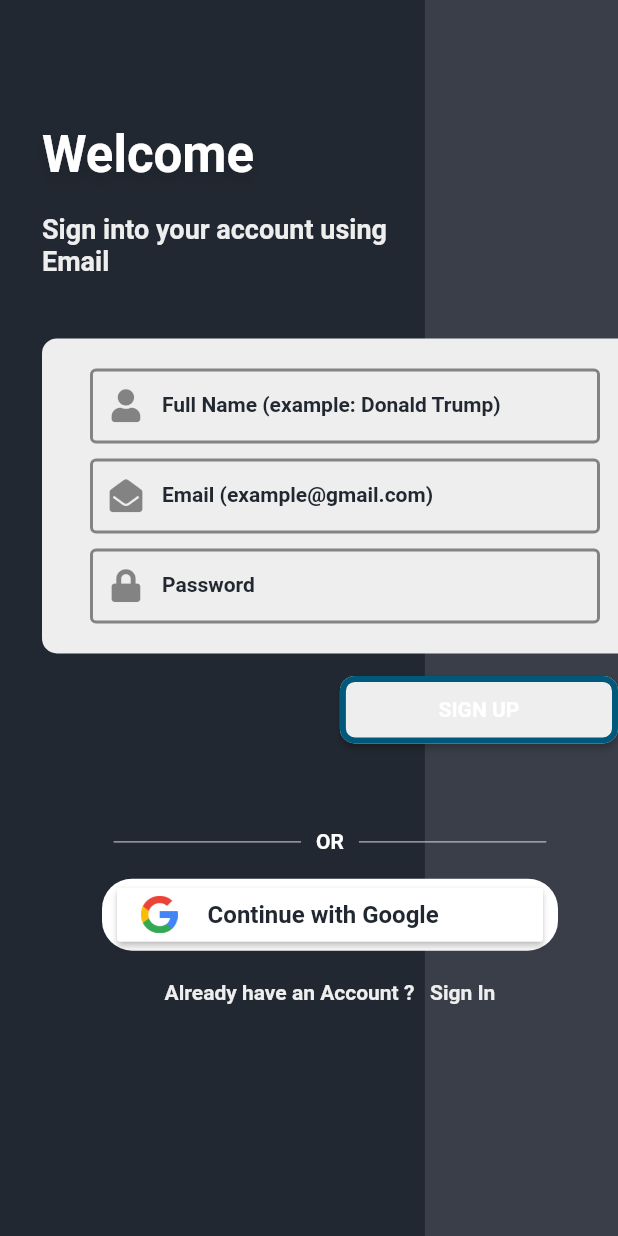
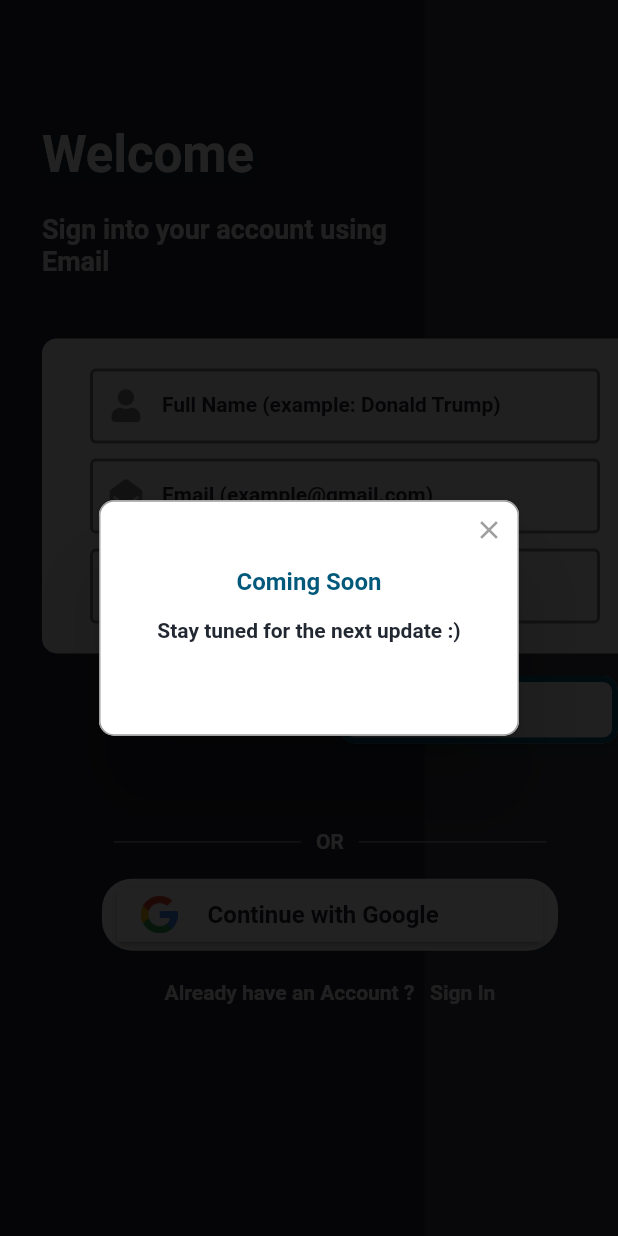
Before and after one commit to ammadUmarDev/Udhaar, a Flutter app: the screen it shows after launch, after a tap on "Continue with Google", on a phone screen of 412 x 824 dp. Run offline on Flutter 3.47's test engine with Material 2 defaults, Android fonts, the phone set to English and light mode, and no system bars; drawn by our look-alikes of argon_buttons_flutter, rflutter_alert; our stand-ins replace awesome_dialog, cloud_firestore, firebase_auth, firebase_core, flare_flutter, flutter_spinkit and 6 more; missing offline and left inert: flutter_page_indicator; accounts and stored records are empty; Roboto replaces fonts that are missing (Cantarell).

```diff
--- a/lib/providers/general_provider.dart
+++ b/lib/providers/general_provider.dart
@@ -8,7 +8,7 @@ class General_Provider extends ChangeNotifier {
   // ignore: non_constant_identifier_names
   FirebaseAuth auth = FirebaseAuth.instance;
   UserModel user;
-  FirebaseUser firebaseUser;
+  User firebaseUser;
   UserModel get_user() {
     if (user == null) {
       print("User has not been set yet");
@@ -27,7 +27,7 @@ class General_Provider extends ChangeNotifier {
     return firebaseUser;
   }
 
-  void set_firebase_user(FirebaseUser u) {
+  void set_firebase_user(User u) {
     this.firebaseUser = u;
   }
 }
--- a/lib/screens/authentication_handler/RegisterPage.dart
+++ b/lib/screens/authentication_handler/RegisterPage.dart
@@ -5,10 +5,12 @@ import 'package:font_awesome_flutter/font_awesome_flutter.dart';
 import 'package:google_sign_in/google_sign_in.dart';
 import 'package:modal_progress_hud/modal_progress_hud.dart';
 import 'package:provider/provider.dart';
+import 'package:rflutter_alert/rflutter_alert.dart';
 import 'package:udhaar/components/already_have_an_account_acheck.dart';
 import 'package:udhaar/components/buttonErims.dart';
 import 'package:udhaar/components/h1.dart';
 import 'package:udhaar/components/h2.dart';
+import 'package:udhaar/components/h3.dart';
 import 'package:udhaar/components/or_divider.dart';
 import 'package:udhaar/components/text_Field_outlined.dart';
 import 'package:udhaar/models/User_Model.dart';
@@ -36,49 +38,6 @@ class _RegisterPageState extends State<RegisterPage> {
   String password;
   bool authCheckFields = false;
   bool _showSpinner = false;
-
-  bool _wrongEmail = false;
-  bool _wrongPassword = false;
-
-  String _emailText = 'Please use a valid email';
-  String _passwordText = 'Please use a valid password';
-
-  final GoogleSignIn _googleSignIn = GoogleSignIn();
-
-  final FirebaseAuth _auth = FirebaseAuth.instance;
-
-  // ignore: deprecated_member_use
-  Future<FirebaseUser> _handleSignIn() async {
-    // hold the instance of the authenticated user
-    // ignore: deprecated_member_use
-    FirebaseUser user;
-    // flag to check whether we're signed in already
-    bool isSignedIn = await _googleSignIn.isSignedIn();
-    if (isSignedIn) {
-      // if so, return the current user
-      user = _auth.currentUser;
-    } else {
-      final GoogleSignInAccount googleUser = await _googleSignIn.signIn();
-      final GoogleSignInAuthentication googleAuth =
-          await googleUser.authentication;
-      // get the credentials to (access / id token)
-      // to sign in via Firebase Authentication
-      // ignore: deprecated_member_use
-      final AuthCredential credential = GoogleAuthProvider.getCredential(
-          accessToken: googleAuth.accessToken, idToken: googleAuth.idToken);
-      user = (await _auth.signInWithCredential(credential)).user;
-    }
-    return user;
-  }
-
-  void onGoogleSignIn(BuildContext context) async {
-    // ignore: deprecated_member_use
-    FirebaseUser user = await _handleSignIn();
-    Navigator.push(
-        context,
-        MaterialPageRoute(
-            builder: (context) => GoogleDone(user, _googleSignIn)));
-  }
 
   TextFieldOutlined fullNameTextField = TextFieldOutlined(
     textFieldText: 'Full Name (example: Donald Trump)',
@@ -171,16 +130,13 @@ class _RegisterPageState extends State<RegisterPage> {
               });
             }
             if (authCheckFields == true) {
-              print('createUser');
               final createUser = (await FirebaseAuth.instance
                       .createUserWithEmailAndPassword(
                           email: emailTextField.getReturnValue().trim(),
                           password: passwordTextField.getReturnValue().trim()))
                   .user;
-              print('done creation');
               if (createUser != null) {
                 final currentUserId = createUser.uid;
-                print('createdUserModelObj');
                 final createdUserModelObj = UserModel(
                   userID: currentUserId,
                   fullName: fullNameTextField.getReturnValue(),
@@ -193,19 +149,14 @@ class _RegisterPageState extends State<RegisterPage> {
                       .format(DateTime.now())
                       .toString(),
                 );
-                print("done model creation");
                 signupFirebaseDb(createdUserModelObj).then((retUser) async {
-                  print('set_user');
                   try {
                     Provider.of<General_Provider>(context, listen: false)
                         .set_user(createdUserModelObj);
-                    print('userCredential');
                     try {
-                      print("signIn");
-                      print("set_firebase_user");
                       Provider.of<General_Provider>(context, listen: false)
                           .set_firebase_user(createUser);
-                      print("navigator");
+                      print("User Created, Proceeding to Dashboard");
                       Navigator.push(context, MaterialPageRoute(
                         builder: (context) {
                           return DashBoard();
@@ -237,79 +188,7 @@ class _RegisterPageState extends State<RegisterPage> {
       },
       labelText: "SIGN UP",
     );
-//    Widget registerButton = ButtonLoadingCircularLeft(
-//        labelText: "Sign Up",
-//        onTap: () async {
-//          setState(() {
-//            _wrongEmail = false;
-//            _wrongPassword = false;
-//          });
-//          try {
-//            if (validator.isEmail(email) & validator.isLength(password, 6)) {
-//              setState(() {
-//                _showSpinner = true;
-//              });
-//              bool internetCheck_ = await internetCheck();
-//              if (internetCheck_ == true) {
-//                final newUser = await _auth.createUserWithEmailAndPassword(
-//                  email: email,
-//                  password: password,
-//                );
-//                if (newUser != null) {
-//                  print('User Authenticated by registration');
-//                  final UserModel userObj =
-//                      UserModel(fullName: name, email: email, pass: password);
-//                  print('userObj');
-//                  var check = await signupFirebaseDb(userObj);
-//                  print('signup');
-//                  Provider.of<General_Provider>(context, listen: false)
-//                      .set_user(userObj);
-//                  print('set_user');
-//                  UserCredential userCredential = await FirebaseAuth.instance
-//                      .signInWithEmailAndPassword(
-//                          email: email, password: password);
-//                  print('userCredential');
-//                  Provider.of<General_Provider>(context, listen: false)
-//                      .set_firebase_user(userCredential.user);
-//                  print('set_firebase_user');
-//                  if (check == true) {
-//                    Navigator.push(context, MaterialPageRoute(
-//                      builder: (context) {
-//                        return DashBoard();
-//                      },
-//                    ));
-//                  }
-//                }
-//              }
-//            }
-//
-//            setState(() {
-//              if (!validator.isEmail(email)) {
-//                _wrongEmail = true;
-//              } else if (!validator.isLength(password, 6)) {
-//                _wrongPassword = true;
-//              } else {
-//                _wrongEmail = true;
-//                _wrongPassword = true;
-//              }
-//              setState(() {
-//                _showSpinner = false;
-//              });
-//            });
-//          } catch (e) {
-//            setState(() {
-//              _wrongEmail = true;
-//              if (e.code == 'ERROR_EMAIL_ALREADY_IN_USE') {
-//                _emailText =
-//                    'The email address is already in use by another account';
-//              }
-//            });
-//            setState(() {
-//              _showSpinner = false;
-//            });
-//          }
-//        });
-    // ignore: non_constant_identifier_names
+
     Widget SiginForm = Container(
       child: Column(
         mainAxisAlignment: MainAxisAlignment.end,
@@ -392,7 +271,32 @@ class _RegisterPageState extends State<RegisterPage> {
                             ],
                           ),
                           onPressed: () {
-                            onGoogleSignIn(context);
+                            Alert(
+                                context: context,
+                                title: "Coming Soon",
+                                style: AlertStyle(
+                                  titleStyle:
+                                      H2TextStyle(color: kPrimaryAccentColor),
+                                ),
+                                content: Column(
+                                  children: <Widget>[
+                                    SizedBox(
+                                      height: 10,
+                                    ),
+                                    H3(
+                                        textBody:
+                                            "Stay tuned for the next update :)"),
+                                    SizedBox(
+                                      height: 10,
+                                    ),
+                                  ],
+                                ),
+                                buttons: [
+                                  DialogButton(
+                                    color: Colors.white,
+                                    height: 0,
+                                  ),
+                                ]).show();
                           },
                         ),
                       ),
--- a/lib/screens/dashboard/dashboard.dart
+++ b/lib/screens/dashboard/dashboard.dart
@@ -3,9 +3,9 @@ import 'package:flutter/material.dart';
 import 'package:font_awesome_flutter/font_awesome_flutter.dart';
 import 'package:udhaar/components/h3.dart';
 import 'package:udhaar/constants.dart';
+import 'package:udhaar/screens/dashboard/profile/dashboard_profile.dart';
+import 'package:udhaar/screens/dashboard/request/dashboard_request.dart';
 import 'file:///C:/Users/Ammad/AndroidStudioProjects/udhaar/lib/screens/dashboard/notification/dashboard_notification.dart';
-import 'file:///C:/Users/Ammad/AndroidStudioProjects/udhaar/lib/screens/dashboard/profile/dashboard_profile.dart';
-import 'file:///C:/Users/Ammad/AndroidStudioProjects/udhaar/lib/screens/dashboard/request/dashboard_request.dart';
 
 import 'stats/dashboard_stats.dart';
 
```
Also changed, not shown: lib/providers/firebase_functions.dart (+22 -15 lines), lib/screens/authentication_handler/LoginPage.dart (+75 -55 lines), lib/screens/dashboard/profile/dashboard_profile.dart (+31 -29 lines), lib/screens/dashboard/profile/faq_page.dart (+5 -25 lines).
